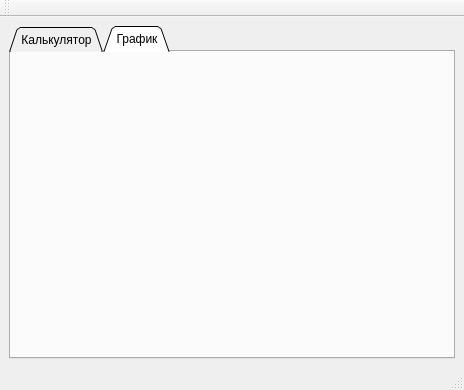
This is s21_calc/src/frontend/src_ui/calc.ui in co-cy/School21 as Qt 5 draws it before an edit. The edited form follows.
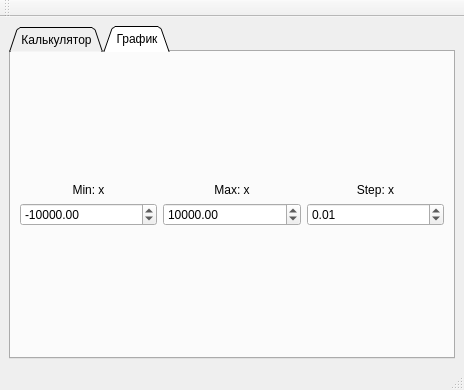
This is the edited form. The open tabs and pages were chosen to show the change.

Commit message: Add buttons for calc

```diff
--- a/s21_calc/src/frontend/src_ui/calc.ui
+++ b/s21_calc/src/frontend/src_ui/calc.ui
@@ -641,7 +641,114 @@
        <attribute name="title">
         <string>График</string>
        </attribute>
-       <layout class="QVBoxLayout" name="graph_verticalLayout"/>
+       <layout class="QVBoxLayout" name="graph_verticalLayout">
+        <item>
+         <layout class="QGridLayout" name="gridLayout">
+          <item row="0" column="1">
+           <layout class="QVBoxLayout" name="verticalLayout_2">
+            <item>
+             <widget class="QLabel" name="label_2">
+              <property name="sizePolicy">
+               <sizepolicy hsizetype="MinimumExpanding" vsizetype="Maximum">
+                <horstretch>0</horstretch>
+                <verstretch>0</verstretch>
+               </sizepolicy>
+              </property>
+              <property name="text">
+               <string>Max: x</string>
+              </property>
+              <property name="alignment">
+               <set>Qt::AlignCenter</set>
+              </property>
+             </widget>
+            </item>
+            <item>
+             <widget class="QDoubleSpinBox" name="max_x">
+              <property name="minimum">
+               <double>-100000000000.000000000000000</double>
+              </property>
+              <property name="maximum">
+               <double>100000000000.000000000000000</double>
+              </property>
+              <property name="value">
+               <double>10000.000000000000000</double>
+              </property>
+             </widget>
+            </item>
+           </layout>
+          </item>
+          <item row="0" column="0">
+           <layout class="QVBoxLayout" name="verticalLayout">
+            <item>
+             <widget class="QLabel" name="label">
+              <property name="sizePolicy">
+               <sizepolicy hsizetype="MinimumExpanding" vsizetype="Maximum">
+                <horstretch>0</horstretch>
+                <verstretch>0</verstretch>
+               </sizepolicy>
+              </property>
+              <property name="text">
+               <string>Min: x</string>
+              </property>
+              <property name="alignment">
+               <set>Qt::AlignCenter</set>
+              </property>
+             </widget>
+            </item>
+            <item>
+             <widget class="QDoubleSpinBox" name="min_x">
+              <property name="minimum">
+               <double>-100000000000.000000000000000</double>
+              </property>
+              <property name="maximum">
+               <double>100000000000.000000000000000</double>
+              </property>
+              <property name="value">
+               <double>-10000.000000000000000</double>
+              </property>
+             </widget>
+            </item>
+           </layout>
+          </item>
+          <item row="0" column="2">
+           <layout class="QVBoxLayout" name="verticalLayout_3">
+            <item>
+             <widget class="QLabel" name="label_3">
+              <property name="sizePolicy">
+               <sizepolicy hsizetype="MinimumExpanding" vsizetype="Maximum">
+                <horstretch>0</horstretch>
+                <verstretch>0</verstretch>
+               </sizepolicy>
+              </property>
+              <property name="text">
+               <string>Step: x</string>
+              </property>
+              <property name="alignment">
+               <set>Qt::AlignCenter</set>
+              </property>
+             </widget>
+            </item>
+            <item>
+             <widget class="QDoubleSpinBox" name="step_x">
+              <property name="minimum">
+               <double>-10000000.000000000000000</double>
+              </property>
+              <property name="maximum">
+               <double>10000000.000000000000000</double>
+              </property>
+              <property name="singleStep">
+               <double>0.010000000000000</double>
+              </property>
+              <property name="value">
+               <double>0.010000000000000</double>
+              </property>
+             </widget>
+            </item>
+           </layout>
+          </item>
+         </layout>
+        </item>
+       </layout>
       </widget>
      </widget>
     </item>
```
Left out of the diff: 6 changed lines with no effect on the pictures. The commit also changes 2 other files.
